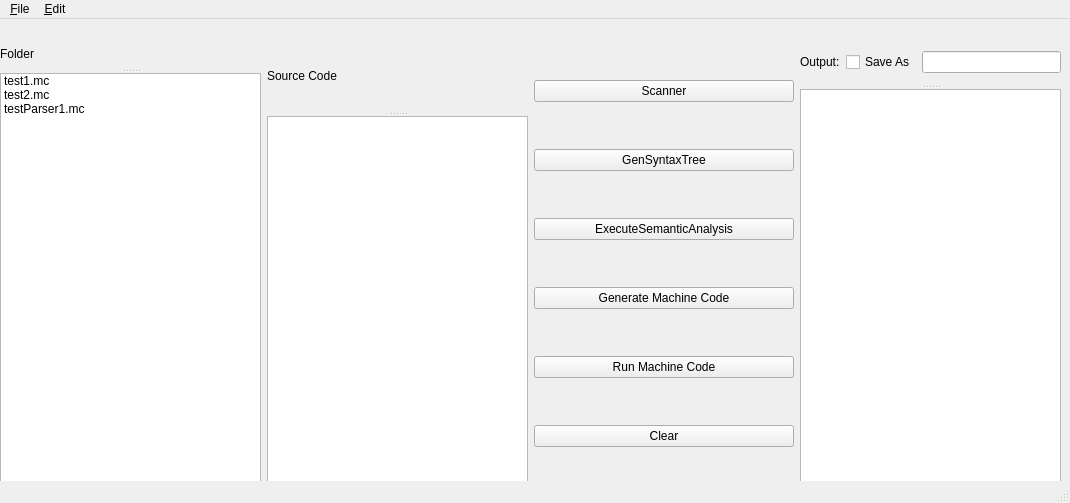
Qt form minic-editor/editor.ui (rattonlzh/minic) before a commit.
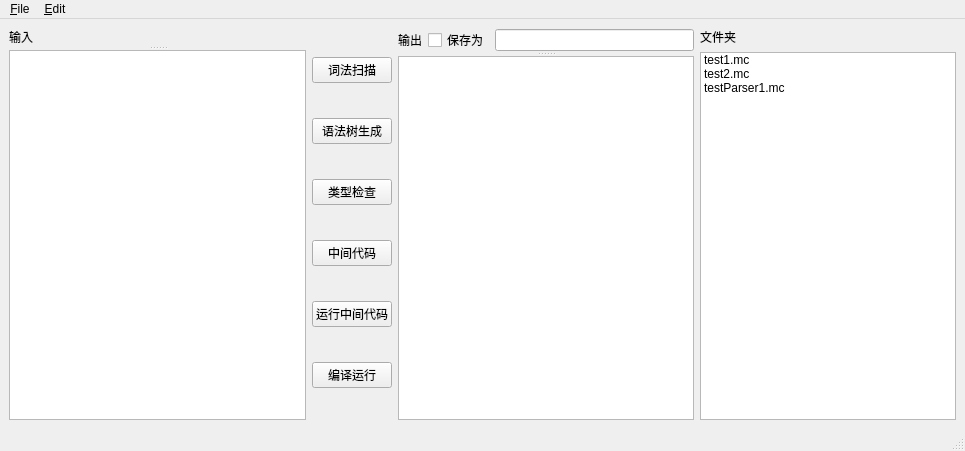
The same form after that commit.

Commit message: code:添加可执行程序路径的设置，偏好配置持久化存储 打开程序自动读取配置文件，销毁程序时自动写入配置，输出结果可以另存为文件

Patch:
```diff
--- a/minic-editor/editor.ui
+++ b/minic-editor/editor.ui
@@ -6,8 +6,8 @@
    <rect>
     <x>0</x>
     <y>0</y>
-    <width>1070</width>
-    <height>503</height>
+    <width>965</width>
+    <height>451</height>
    </rect>
   </property>
   <property name="sizePolicy">
@@ -21,64 +21,50 @@
   </property>
   <widget class="QWidget" name="centralwidget">
    <property name="sizePolicy">
-    <sizepolicy hsizetype="Maximum" vsizetype="Maximum">
-     <horstretch>0</horstretch>
-     <verstretch>0</verstretch>
+    <sizepolicy hsizetype="Expanding" vsizetype="Expanding">
+     <horstretch>4</horstretch>
+     <verstretch>3</verstretch>
     </sizepolicy>
    </property>
-   <widget class="QWidget" name="">
-    <property name="geometry">
-     <rect>
-      <x>0</x>
-      <y>20</y>
-      <width>1061</width>
-      <height>451</height>
-     </rect>
-    </property>
-    <layout class="QHBoxLayout" name="horizontalLayout_2">
-     <property name="sizeConstraint">
-      <enum>QLayout::SetMaximumSize</enum>
-     </property>
-     <item>
-      <widget class="QSplitter" name="splitter_2">
-       <property name="orientation">
-        <enum>Qt::Vertical</enum>
-       </property>
-       <widget class="QLabel" name="label_2">
-        <property name="text">
-         <string>Folder</string>
-        </property>
-       </widget>
-       <widget class="QListWidget" name="listWidget">
-        <item>
-         <property name="text">
-          <string>test1.mc</string>
-         </property>
-        </item>
-        <item>
-         <property name="text">
-          <string>test2.mc</string>
-         </property>
-        </item>
-        <item>
-         <property name="text">
-          <string>testParser1.mc</string>
-         </property>
-        </item>
-       </widget>
-      </widget>
-     </item>
-     <item>
+   <layout class="QGridLayout" name="gridLayout">
+    <item row="0" column="0">
       <widget class="QSplitter" name="splitter">
+      <property name="sizePolicy">
+       <sizepolicy hsizetype="Expanding" vsizetype="Expanding">
+        <horstretch>2</horstretch>
+        <verstretch>0</verstretch>
+       </sizepolicy>
+      </property>
        <property name="orientation">
         <enum>Qt::Vertical</enum>
        </property>
        <widget class="QLabel" name="label_3">
+       <property name="sizePolicy">
+        <sizepolicy hsizetype="Expanding" vsizetype="Preferred">
+         <horstretch>0</horstretch>
+         <verstretch>0</verstretch>
+        </sizepolicy>
+       </property>
+       <property name="locale">
+        <locale language="Chinese" country="China"/>
+       </property>
         <property name="text">
-         <string>Source Code</string>
+        <string>输入</string>
         </property>
        </widget>
        <widget class="QTextEdit" name="codeArea">
+       <property name="sizePolicy">
+        <sizepolicy hsizetype="Expanding" vsizetype="Expanding">
+         <horstretch>0</horstretch>
+         <verstretch>1</verstretch>
+        </sizepolicy>
+       </property>
+       <property name="focusPolicy">
+        <enum>Qt::StrongFocus</enum>
+       </property>
+       <property name="locale">
+        <locale language="English" country="UnitedStates"/>
+       </property>
         <property name="sizeAdjustPolicy">
          <enum>QAbstractScrollArea::AdjustToContents</enum>
         </property>
@@ -92,70 +78,133 @@
        </widget>
       </widget>
      </item>
-     <item>
+    <item row="0" column="1">
       <layout class="QVBoxLayout" name="verticalLayout">
+      <property name="sizeConstraint">
+       <enum>QLayout::SetFixedSize</enum>
+      </property>
        <item>
         <widget class="QPushButton" name="scannerBtn">
+        <property name="sizePolicy">
+         <sizepolicy hsizetype="Preferred" vsizetype="Fixed">
+          <horstretch>1</horstretch>
+          <verstretch>0</verstretch>
+         </sizepolicy>
+        </property>
+        <property name="locale">
+         <locale language="Chinese" country="China"/>
+        </property>
          <property name="text">
-          <string>Scanner</string>
+         <string>词法扫描</string>
          </property>
         </widget>
        </item>
        <item>
         <widget class="QPushButton" name="genTreeBtn">
+        <property name="sizePolicy">
+         <sizepolicy hsizetype="Preferred" vsizetype="Fixed">
+          <horstretch>0</horstretch>
+          <verstretch>0</verstretch>
+         </sizepolicy>
+        </property>
+        <property name="locale">
+         <locale language="Chinese" country="China"/>
+        </property>
          <property name="text">
-          <string>GenSyntaxTree</string>
+         <string>语法树生成</string>
          </property>
         </widget>
        </item>
        <item>
         <widget class="QPushButton" name="semanticAnalysisBtn">
+        <property name="sizePolicy">
+         <sizepolicy hsizetype="Expanding" vsizetype="Fixed">
+          <horstretch>0</horstretch>
+          <verstretch>0</verstretch>
+         </sizepolicy>
+        </property>
+        <property name="locale">
+         <locale language="Chinese" country="China"/>
+        </property>
          <property name="text">
-          <string>ExecuteSemanticAnalysis</string>
+         <string>类型检查</string>
          </property>
         </widget>
        </item>
        <item>
         <widget class="QPushButton" name="genMachineCodeBtn">
+        <property name="sizePolicy">
+         <sizepolicy hsizetype="Expanding" vsizetype="Fixed">
+          <horstretch>0</horstretch>
+          <verstretch>0</verstretch>
+         </sizepolicy>
+        </property>
+        <property name="locale">
+         <locale language="Chinese" country="China"/>
+        </property>
          <property name="text">
-          <string>Generate Machine Code</string>
+         <string>中间代码</string>
          </property>
         </widget>
        </item>
        <item>
         <widget class="QPushButton" name="runMachineCodeBtn">
+        <property name="sizePolicy">
+         <sizepolicy hsizetype="Expanding" vsizetype="Fixed">
+          <horstretch>0</horstretch>
+          <verstretch>0</verstretch>
+         </sizepolicy>
+        </property>
+        <property name="locale">
+         <locale language="Chinese" country="China"/>
+        </property>
          <property name="text">
-          <string>Run Machine Code</string>
+         <string>运行中间代码</string>
          </property>
         </widget>
        </item>
        <item>
         <widget class="QPushButton" name="clearBtn">
+        <property name="sizePolicy">
+         <sizepolicy hsizetype="Expanding" vsizetype="Fixed">
+          <horstretch>0</horstretch>
+          <verstretch>0</verstretch>
+         </sizepolicy>
+        </property>
+        <property name="locale">
+         <locale language="Chinese" country="China"/>
+        </property>
          <property name="text">
-          <string>Clear</string>
+         <string>编译运行</string>
          </property>
         </widget>
        </item>
       </layout>
      </item>
-     <item>
-      <widget class="QSplitter" name="splitter_3">
+    <item row="0" column="2">
+     <widget class="QSplitter" name="splitter_2">
+      <property name="sizePolicy">
+       <sizepolicy hsizetype="Preferred" vsizetype="Expanding">
+        <horstretch>2</horstretch>
+        <verstretch>0</verstretch>
+       </sizepolicy>
+      </property>
        <property name="orientation">
         <enum>Qt::Vertical</enum>
        </property>
-       <widget class="QWidget" name="layoutWidget">
+      <widget class="QWidget" name="">
         <layout class="QHBoxLayout" name="horizontalLayout">
          <item>
           <widget class="QLabel" name="label">
            <property name="text">
-            <string>Output:</string>
+           <string>输出</string>
            </property>
           </widget>
          </item>
          <item>
           <widget class="QCheckBox" name="checkBox">
            <property name="text">
-            <string>Save As</string>
+           <string>保存为</string>
            </property>
           </widget>
          </item>
@@ -164,18 +213,75 @@
          </item>
         </layout>
        </widget>
-       <widget class="QTextBrowser" name="outputArea"/>
+      <widget class="QTextBrowser" name="outputArea">
+       <property name="sizePolicy">
+        <sizepolicy hsizetype="Expanding" vsizetype="Expanding">
+         <horstretch>2</horstretch>
+         <verstretch>1</verstretch>
+        </sizepolicy>
+       </property>
       </widget>
-     </item>
-    </layout>
-   </widget>
+     </widget>
+    </item>
+    <item row="0" column="3">
+     <layout class="QVBoxLayout" name="verticalLayout_2">
+      <item>
+       <widget class="QLabel" name="label_2">
+        <property name="sizePolicy">
+         <sizepolicy hsizetype="Fixed" vsizetype="Preferred">
+          <horstretch>0</horstretch>
+          <verstretch>0</verstretch>
+         </sizepolicy>
+        </property>
+        <property name="locale">
+         <locale language="Chinese" country="China"/>
+        </property>
+        <property name="text">
+         <string>文件夹</string>
+        </property>
+       </widget>
+      </item>
+      <item>
+       <widget class="QListWidget" name="listWidget">
+        <property name="sizePolicy">
+         <sizepolicy hsizetype="Fixed" vsizetype="Expanding">
+          <horstretch>0</horstretch>
+          <verstretch>1</verstretch>
+         </sizepolicy>
+        </property>
+        <property name="baseSize">
+         <size>
+          <width>0</width>
+          <height>0</height>
+         </size>
+        </property>
+        <item>
+         <property name="text">
+          <string>test1.mc</string>
+         </property>
+        </item>
+        <item>
+         <property name="text">
+          <string>test2.mc</string>
+         </property>
+        </item>
+        <item>
+         <property name="text">
+          <string>testParser1.mc</string>
+         </property>
+        </item>
+       </widget>
+      </item>
+     </layout>
+    </item>
+   </layout>
   </widget>
   <widget class="QMenuBar" name="menubar">
    <property name="geometry">
     <rect>
      <x>0</x>
      <y>0</y>
-     <width>1070</width>
+     <width>965</width>
      <height>26</height>
     </rect>
    </property>
```
Left out of the diff: 10 changed lines with no effect on the pictures. Lines whose indentation alone changed are shown as unchanged. The commit also changes 8 other files.
